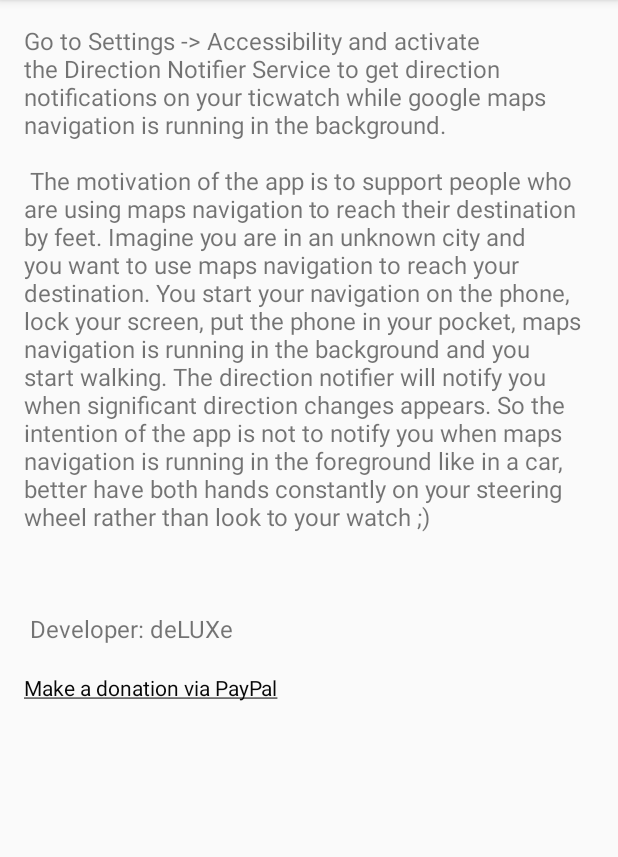
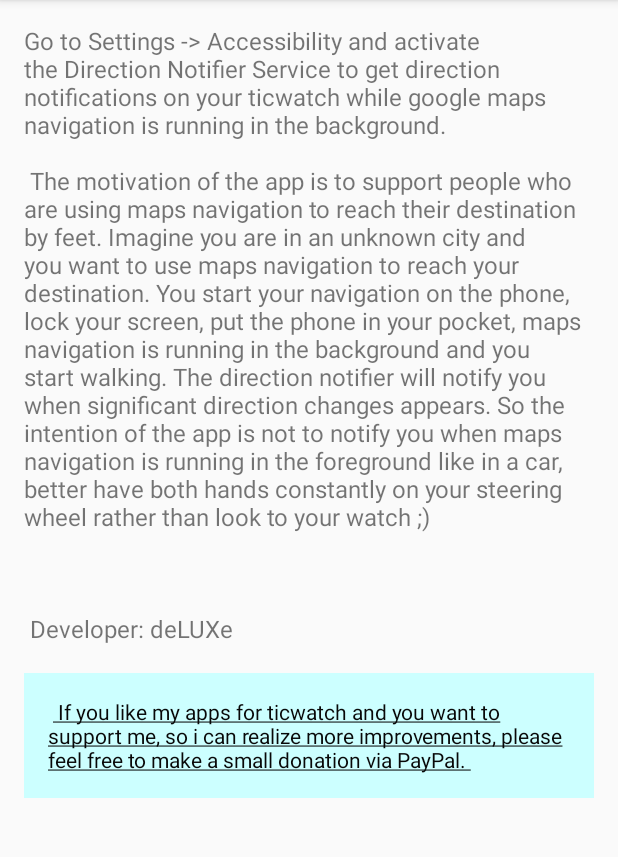
Before and after one commit to ThomasSchmitz1981/DirectionNotifier, an Android app: the screen it shows after launch (MainActivity), on a phone screen of 412 x 824 dp, the part 84-941 px from its top. Run offline under Robolectric (Android 15) with nearby library versions, the phone set to English and light mode, and no system bars.

Commit message:
adds color to donat link

```diff
--- a/mobile/src/main/java/de/luxe/direction/notifier/MainActivity.java
+++ b/mobile/src/main/java/de/luxe/direction/notifier/MainActivity.java
@@ -5,6 +5,7 @@
  */
 package de.luxe.direction.notifier;
 
+import android.graphics.Color;
 import android.os.Bundle;
 import android.support.v7.app.AppCompatActivity;
 import android.text.method.LinkMovementMethod;
@@ -22,6 +23,7 @@ public class MainActivity extends AppCompatActivity {
         super.onCreate(savedInstanceState);
         setContentView(R.layout.activity_main);
         TextView donate = (TextView) findViewById(R.id.infoTxtDonate);
+        donate.setBackgroundColor(Color.rgb(204,255,255));
         donate.setMovementMethod(LinkMovementMethod.getInstance());
 
     }
--- a/mobile/src/main/res/layout/activity_main.xml
+++ b/mobile/src/main/res/layout/activity_main.xml
@@ -32,6 +32,7 @@
                     android:id="@+id/infoTxtDonate"
                     android:layout_width="wrap_content"
                     android:layout_height="wrap_content"
+                    android:padding="@dimen/fab_margin"
                     android:text="@string/txtDonate" />
             </TableRow>
         </TableLayout>
--- a/mobile/src/main/res/values/strings.xml
+++ b/mobile/src/main/res/values/strings.xml
@@ -1,10 +1,11 @@
 <resources>
     <string name="app_name">Direction Notifier</string>
     <!-- Notification Service-->
-    <string name="desc_dir_service">Activate to get direction notifications
-                                    while google maps navigation is running
-                                    on your ticwatch.
-
+    <string name="desc_dir_service">Activate to get direction notifications on your ticwatch
+                                    while google maps navigation is running in the background.\n\n
+                                    The static location image service is limited to 25000 requests
+                                    per day across all users. When the limit is reached you will be
+                                    notified with an direction arrow image.
     </string>
     <string name="dir_service_settings">Go to Settings -> Accessibility and activate the Direction
         Notifier Service to get direction notifications on your ticwatch while google maps
@@ -19,6 +20,11 @@
         your watch ;)\n\n\n\n
         Developer: deLUXe \n
     </string>
-    <string name="txtDonate"><a href="https://www.paypal.me/deLUXe81">Make a donation via PayPal</a></string>
+    <string name="txtDonate">
+        <a href="https://www.paypal.me/deLUXe81">
+        If you like my apps for ticwatch and you want to support me, so i can realize more improvements,
+        please feel free to make a small donation via PayPal.
+        </a>
+    </string>
 
 </resources>
```
